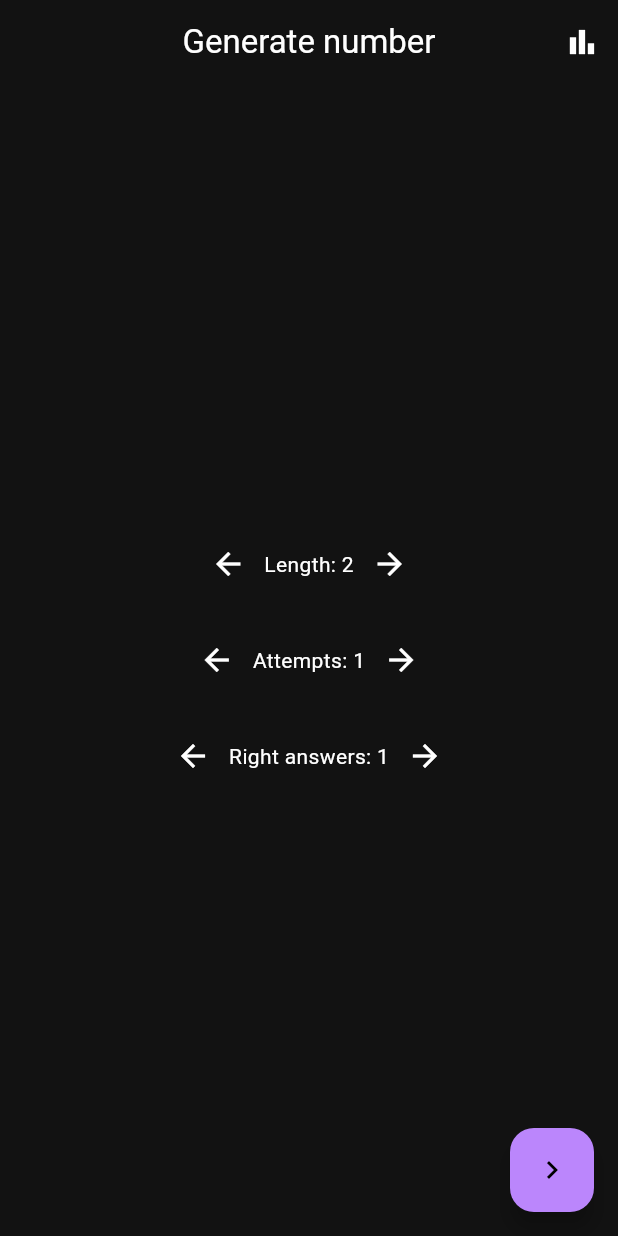
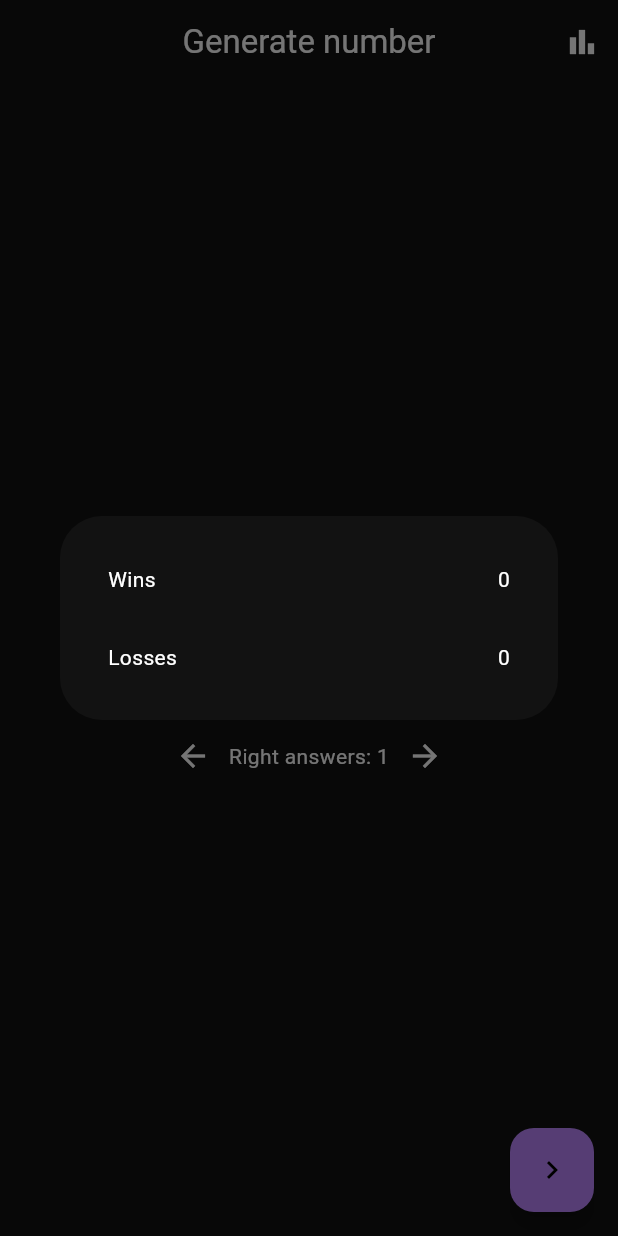
Before and after one commit to Artem-Neludimi/_4_guess_number, a Flutter app: the screen it shows after launch, after a tap on the "bar chart" icon, on a phone screen of 412 x 824 dp. Run offline on Flutter 3.47's test engine with Material 3 defaults, Android fonts, the phone set to English and light mode, and no system bars; our stand-ins replace flutter_bloc, shared_preferences.

Commit message:
shared pref

```diff
--- a/lib/generated.dart
+++ b/lib/generated.dart
@@ -1,5 +1,6 @@
 import 'dart:math';
 
+import 'package:_4_guess_number/main.dart';
 import 'package:flutter/material.dart';
 import 'package:flutter_bloc/flutter_bloc.dart';
 
@@ -212,10 +213,12 @@ class GeneratedCubit extends Cubit<GeneratedState> {
     final rightNumbersGuessLeft = isRight ? state.rightNumbersGuessLeft - 1 : state.rightNumbersGuessLeft;
     if (rightNumbersGuessLeft == 0) {
       emit(state.copyWith(isWin: true, attemptsLeft: attemptsLeft));
+      prefs.setInt('winCount', (prefs.getInt('winCount') ?? 0) + 1);
       return;
     }
     if (attemptsLeft == 0) {
       emit(state.copyWith(isLose: true, attemptsLeft: attemptsLeft));
+      prefs.setInt('loseCount', (prefs.getInt('loseCount') ?? 0) + 1);
       return;
     }
     emit(state.copyWith(
--- a/lib/home.dart
+++ b/lib/home.dart
@@ -1,4 +1,5 @@
 import 'package:_4_guess_number/generated.dart';
+import 'package:_4_guess_number/main.dart';
 import 'package:flutter/material.dart';
 import 'package:flutter_bloc/flutter_bloc.dart';
 
@@ -20,7 +21,32 @@ class _MyHomePageState extends State<MyHomePage> {
         title: const Text('Generate number'),
         actions: [
           IconButton(
-            onPressed: () {},
+            onPressed: () {
+              showDialog(
+                context: context,
+                builder: (context) => Dialog(
+                  child: Padding(
+                    padding: const EdgeInsets.all(32),
+                    child: Column(
+                      mainAxisSize: MainAxisSize.min,
+                      children: [
+                        Row(children: [
+                          const Text('Wins'),
+                          const Spacer(),
+                          Text((prefs.getInt('winCount') ?? 0).toString()),
+                        ]),
+                        const SizedBox(height: 32),
+                        Row(children: [
+                          const Text('Losses'),
+                          const Spacer(),
+                          Text((prefs.getInt('loseCount') ?? 0).toString()),
+                        ]),
+                      ],
+                    ),
+                  ),
+                ),
+              );
+            },
             icon: const Icon(Icons.bar_chart),
           ),
         ],
@@ -141,7 +167,7 @@ class HomeCubit extends Cubit<HomeState> {
 
 class HomeState {
   HomeState({
-    this.number = 2,
+    this.number = 9,
     this.attempts = 1,
     this.rightNumbersLength = 1,
   });
--- a/lib/main.dart
+++ b/lib/main.dart
@@ -1,9 +1,13 @@
 import 'package:flutter/material.dart';
 import 'package:flutter_bloc/flutter_bloc.dart';
+import 'package:shared_preferences/shared_preferences.dart';
 
 import 'home.dart';
 
-void main() {
+late SharedPreferences prefs;
+void main() async {
+  WidgetsFlutterBinding.ensureInitialized();
+  prefs = await SharedPreferences.getInstance();
   runApp(const MyApp());
 }
 
--- a/pubspec.yaml
+++ b/pubspec.yaml
@@ -36,6 +36,7 @@ dependencies:
   # Use with the CupertinoIcons class for iOS style icons.
   cupertino_icons: ^1.0.2
   flutter_bloc: ^8.1.3
+  shared_preferences: ^2.2.2
 
 dev_dependencies:
   flutter_test:
```
Also changed, not shown: pubspec.lock, 7 other files.
